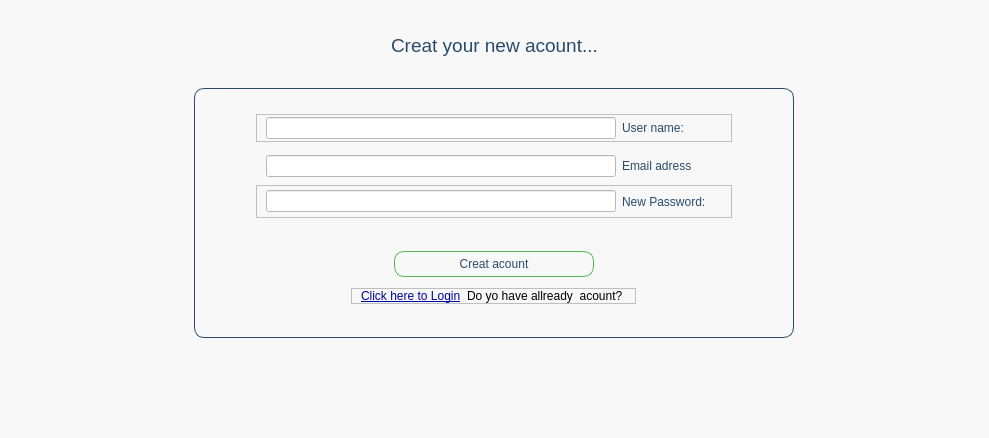
Qt form view/ui/sginup.ui (MYI26/My_Portfolio_Manager) before a commit.
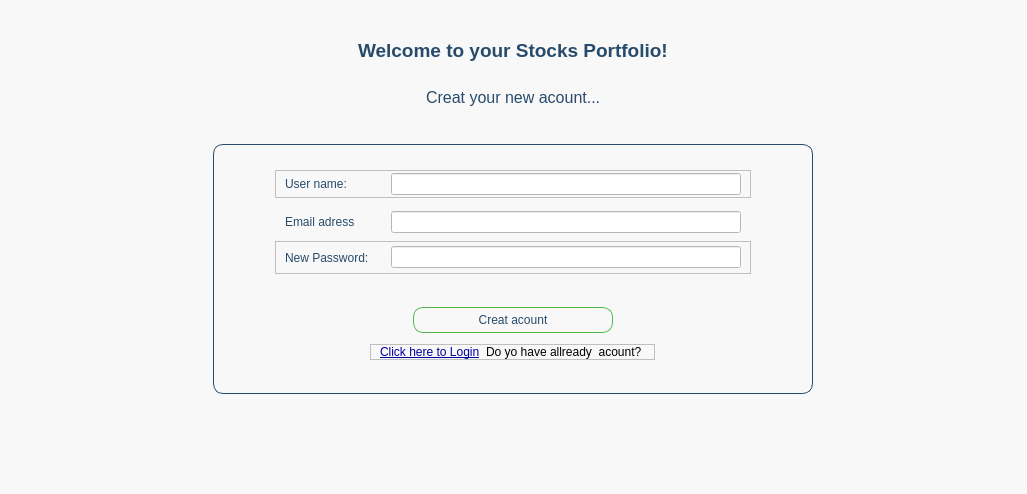
The same form after that commit.

Commit message: Enhancement: Update UI components for authentication views, including layout direction adjustments and welcome messages for improved user experience.

Diff of the .ui file:
```diff
--- a/view/ui/sginup.ui
+++ b/view/ui/sginup.ui
@@ -6,8 +6,8 @@
    <rect>
     <x>0</x>
     <y>0</y>
-    <width>989</width>
-    <height>438</height>
+    <width>1027</width>
+    <height>494</height>
    </rect>
   </property>
   <property name="windowTitle">
@@ -23,11 +23,27 @@
    <property name="bottomMargin">
     <number>100</number>
    </property>
+   <item alignment="Qt::AlignHCenter">
+    <widget class="QLabel" name="label_6">
+     <property name="font">
+      <font>
+       <pointsize>14</pointsize>
+       <bold>true</bold>
+      </font>
+     </property>
+     <property name="styleSheet">
+      <string notr="true">color: rgb(40, 75, 107);</string>
+     </property>
+     <property name="text">
+      <string>Welcome to your Stocks Portfolio!</string>
+     </property>
+    </widget>
+   </item>
    <item alignment="Qt::AlignHCenter|Qt::AlignVCenter">
     <widget class="QLabel" name="label">
      <property name="font">
       <font>
-       <pointsize>14</pointsize>
+       <pointsize>12</pointsize>
       </font>
      </property>
      <property name="styleSheet">
@@ -74,6 +90,9 @@
        <height>500</height>
       </size>
      </property>
+     <property name="layoutDirection">
+      <enum>Qt::LeftToRight</enum>
+     </property>
      <property name="styleSheet">
       <string notr="true">#frame_user_info{	
 	
@@ -107,6 +126,9 @@
       </property>
       <item alignment="Qt::AlignHCenter|Qt::AlignTop">
        <widget class="QFrame" name="frame_3">
+        <property name="layoutDirection">
+         <enum>Qt::RightToLeft</enum>
+        </property>
         <property name="frameShape">
          <enum>QFrame::StyledPanel</enum>
         </property>
@@ -171,6 +193,9 @@
       </item>
       <item alignment="Qt::AlignHCenter">
        <widget class="QFrame" name="frame_2">
+        <property name="layoutDirection">
+         <enum>Qt::RightToLeft</enum>
+        </property>
         <property name="frameShape">
          <enum>QFrame::NoFrame</enum>
         </property>
@@ -241,6 +266,9 @@
           <height>0</height>
          </size>
         </property>
+        <property name="layoutDirection">
+         <enum>Qt::RightToLeft</enum>
+        </property>
         <property name="frameShape">
          <enum>QFrame::StyledPanel</enum>
         </property>
```
The commit also changes 8 other files.
